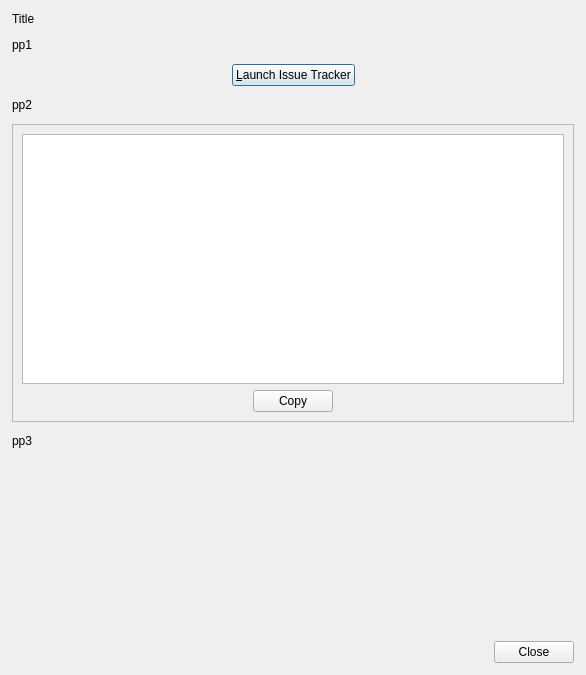
The window that glabels/ui/ReportBugDialog.ui (j-evins/glabels-qt) describes before a commit, drawn with Qt 5.
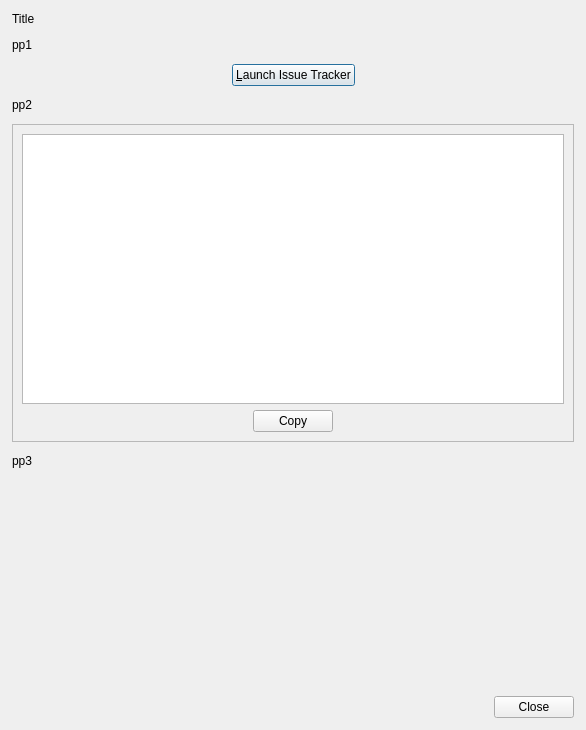
The same window after the commit. Icons and pictures are not drawn.

```diff
--- a/glabels/ui/ReportBugDialog.ui
+++ b/glabels/ui/ReportBugDialog.ui
@@ -7,7 +7,7 @@
     <x>0</x>
     <y>0</y>
     <width>586</width>
-    <height>675</height>
+    <height>730</height>
    </rect>
   </property>
   <property name="sizePolicy">
@@ -119,7 +119,7 @@
         <property name="minimumSize">
          <size>
           <width>400</width>
-          <height>250</height>
+          <height>270</height>
          </size>
         </property>
         <property name="acceptRichText">
@@ -200,7 +200,7 @@
      <property name="sizeHint" stdset="0">
       <size>
        <width>20</width>
-       <height>118</height>
+       <height>20</height>
       </size>
      </property>
     </spacer>
```
Left out of the diff: 3 changed lines with no effect on the pictures.
